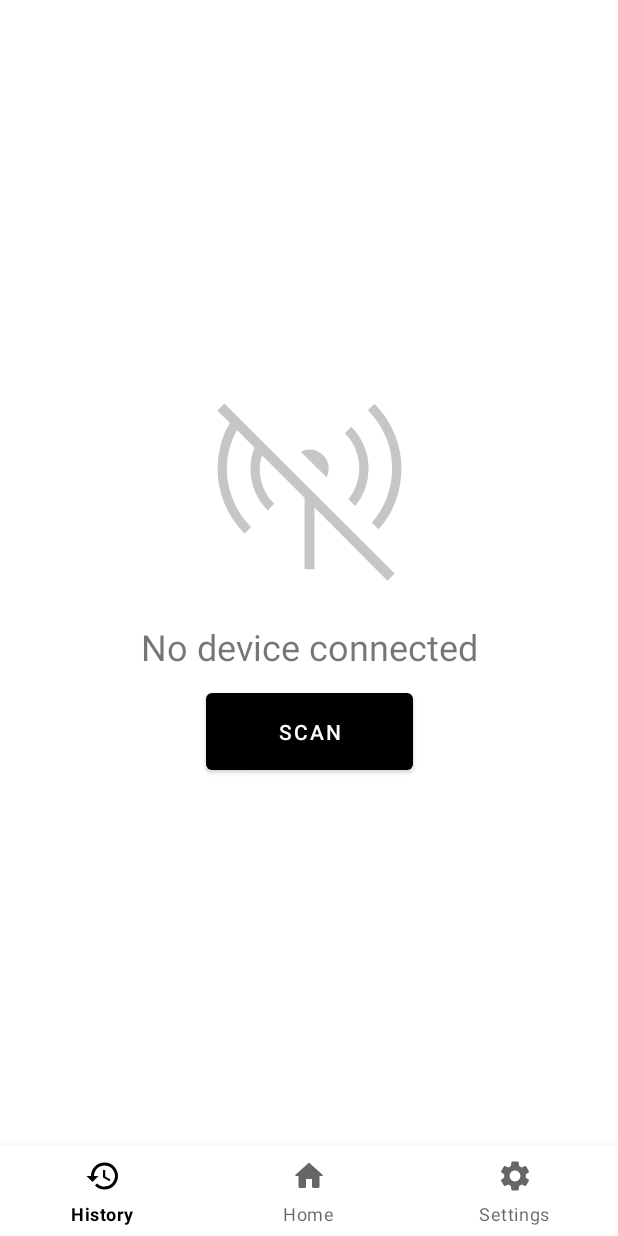
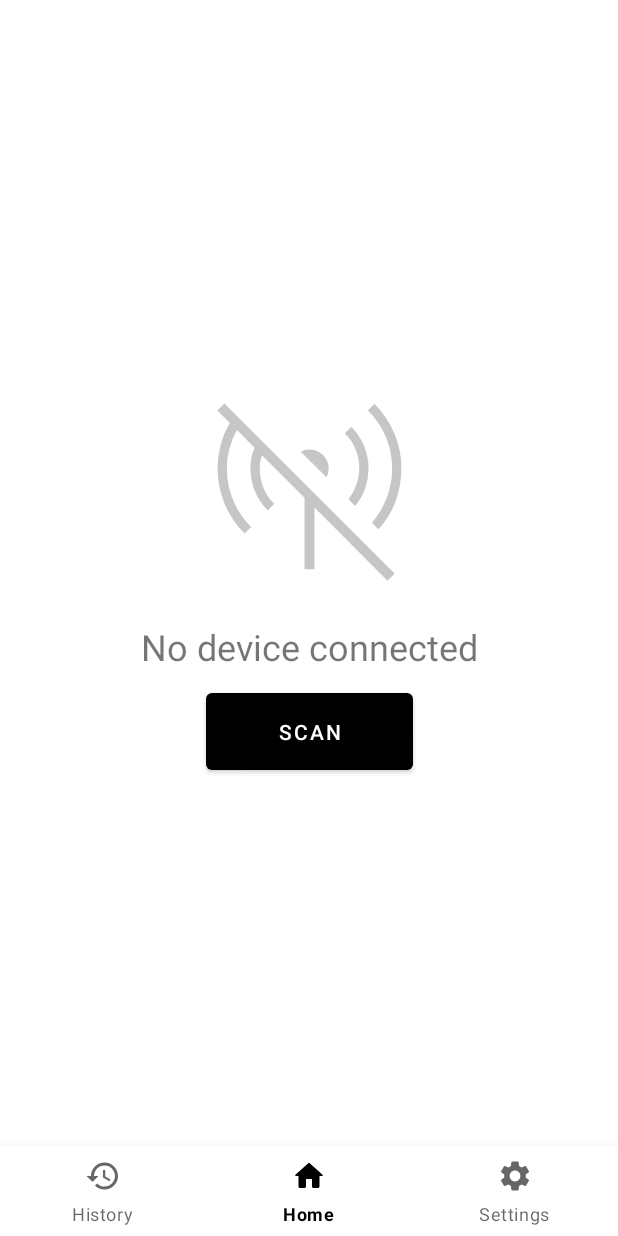
Before and after one commit to SleepEasyCenter/O2-Ring-SEC, an Android app built with Jetpack Compose: the screen it shows after launch (MainActivity), on a phone screen of 412 x 824 dp. Run offline under Robolectric (Android 15) with nearby library versions, the phone set to English and light mode, and no system bars; our stand-ins replace navigation-ui; libraries missing offline, so code that uses them is left out: com.lepu.blepro; Roboto replaces fonts that are not available here; 2 statements that could not run were skipped.

Commit message:
fix home nav button not working

```diff
--- a/app/src/main/res/menu/main_bottom_nav_menu.xml
+++ b/app/src/main/res/menu/main_bottom_nav_menu.xml
@@ -5,7 +5,7 @@
         android:title="History"
         android:icon="@drawable/baseline_history_24"/>
     <item
-        android:id="@+id/home_nodevice"
+        android:id="@+id/home_fragment"
         android:title="Home"
         android:icon="@drawable/round_home_24"/>
     <item
--- a/app/src/main/res/navigation/main_navigation.xml
+++ b/app/src/main/res/navigation/main_navigation.xml
@@ -3,7 +3,7 @@
     xmlns:app="http://schemas.android.com/apk/res-auto"
     xmlns:tools="http://schemas.android.com/tools"
     android:id="@+id/main_navigation"
-    app:startDestination="@id/homeFragment">
+    app:startDestination="@id/home_fragment">
 
     <fragment
         android:id="@+id/session_history"
@@ -20,7 +20,7 @@
         android:name="com.sleepeasycenter.o2ring_app.DeviceScanActivity"
         android:label="DeviceScanActivity" />
     <fragment
-        android:id="@+id/homeFragment"
+        android:id="@+id/home_fragment"
         android:name="com.sleepeasycenter.o2ring_app.fragments.HomeFragment"
         android:label="fragment_home"
         tools:layout="@layout/fragment_home" />
```
